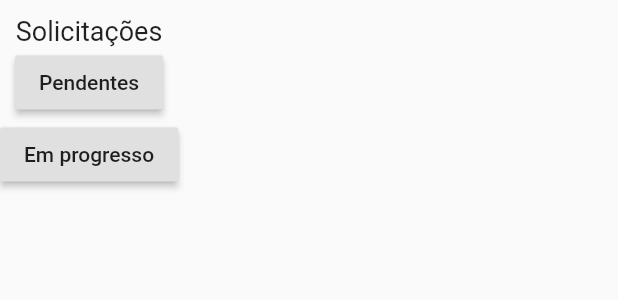
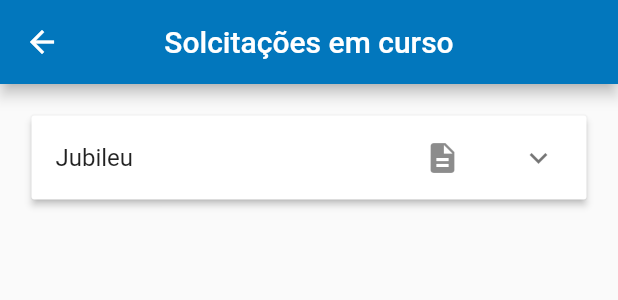
Before and after one commit to wanderson100v/solicitar-pintura, a Flutter app: the SolicitationWidget widget shown alone on an empty page, opened directly, after a tap on "Em progresso", on a phone screen of 412 x 824 dp. Shown: the top 300 px of the screen. Run offline on Flutter 3.47's test engine with Material 2 defaults, Android fonts, the phone set to English and light mode, and no system bars; our stand-ins replace bubble_bottom_bar; missing offline and left inert: animated_splash, multi_media_picker; Roboto replaces fonts that are missing (Hind, Montserrat).

```diff
--- /dev/null
+++ b/app/lib/src/painter/solicitation/ongoing-request/ongoing-request-widget.dart
@@ -0,0 +1,75 @@
+import 'package:app/src/default-widgets/label-description-widget.dart';
+import 'package:app/src/painter/solicitation/ongoing-request/ongoing-request-details/details-widget.dart';
+import 'package:app/src/painter/solicitation/pending-request/pending-request-widget.dart';
+import 'package:flutter/material.dart';
+
+class OngoingRequestWidget extends StatefulWidget{
+
+
+  @override
+  _OngoingRequestWidgetState createState() => _OngoingRequestWidgetState();
+}
+
+class _OngoingRequestWidgetState extends State<OngoingRequestWidget> {
+
+  final List<Request> requests = [
+    Request("Jubileu", "13/23/12", "13/23/12")
+  ];
+
+  @override
+  Widget build(BuildContext context) {
+    return Scaffold(
+      appBar: AppBar(
+        title: Text("Solcitações em curso"),
+        centerTitle: true
+      ),
+      body: SingleChildScrollView(
+        child: Container(
+          padding: EdgeInsets.all(20),
+          child: _buildRequestListWidget()
+        )
+      ),
+    );
+  }
+
+  Widget _buildRequestListWidget(){
+    if(requests != null && requests.length > 0)
+      return Container(
+        padding: EdgeInsets.all(1),
+        child:ExpansionPanelList(
+        expansionCallback: (int index, bool isExpanded) {
+            setState(() {
+              requests[index].isExpanded = !isExpanded;
+            });
+          },
+          children: requests.map<ExpansionPanel>((Request request) {
+            return ExpansionPanel(
+                headerBuilder: (BuildContext context, bool isExpanded) {
+                  return ListTile(
+                      title:Row(
+                      children : <Widget>[
+                        Expanded(child: Text(request.clienteName)),
+                        IconButton(
+                          icon: Icon(Icons.description),
+                          onPressed: (){
+                            Navigator.of(context).push(MaterialPageRoute(builder: (context)=>RequestDetailsWidget(request)));
+                          },
+                        )
+                      ]
+                    )
+                    );
+                },
+                body: Padding(
+                  padding: EdgeInsets.all(10),
+                  child:Column(
+                    children: <Widget>[
+                    LabelDescriptionWidget("Inicio", request.dataInicio),
+                    LabelDescriptionWidget("Fim", request.dataFim)
+                ])),
+                isExpanded: request.isExpanded);
+          }).toList())
+    );
+    else
+      return Text("Não foi especificado o objeto a ser pintado");
+  }
+}
--- a/app/lib/src/painter/solicitation/solicitation-widget.dart
+++ b/app/lib/src/painter/solicitation/solicitation-widget.dart
@@ -1,3 +1,4 @@
+import 'package:app/src/painter/solicitation/ongoing-request/ongoing-request-widget.dart';
 import 'package:app/src/painter/solicitation/pending-request/pending-request-widget.dart';
 import 'package:flutter/material.dart';
 
@@ -20,7 +21,7 @@
         RaisedButton(
           child: Text("Em progresso"),
           onPressed: (){
-
+             Navigator.of(context).push(MaterialPageRoute(builder:(context)=>OngoingRequestWidget()));
           },
         ),
       ],
```
Also changed, not shown: app/lib/src/painter/solicitation/ongoing-request/ongoing-request-details/details-widget.dart (added, +114 -0 lines).
